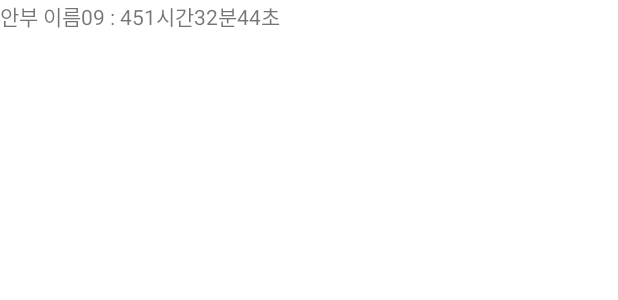
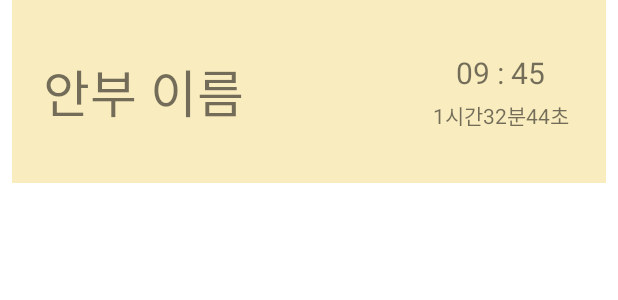
Before and after one commit to Relief-Post-Office/Relief-Post-Office, an Android app: the layout result_recycler.xml on its own in the app's theme, with its tools: preview values and no code run, on a phone screen of 412 x 824 dp. Shown: the top 300 px of the screen. Run offline under Robolectric (Android 15) with nearby library versions, the phone set to English and light mode, and no system bars.

```diff
--- /dev/null
+++ b/app/src/main/res/drawable/background.xml
@@ -0,0 +1,6 @@
+<?xml version="1.0" encoding="utf-8"?>
+<shape xmlns:android="http://schemas.android.com/apk/res/android"
+    android:shape="rectangle">
+    <solid android:color="@color/white" />
+    <corners android:radius="10sp" />
+</shape>
--- a/app/src/main/res/layout/result_recycler.xml
+++ b/app/src/main/res/layout/result_recycler.xml
@@ -1,24 +1,58 @@
 <?xml version="1.0" encoding="utf-8"?>
-<LinearLayout xmlns:android="http://schemas.android.com/apk/res/android"
+<androidx.constraintlayout.widget.ConstraintLayout xmlns:android="http://schemas.android.com/apk/res/android"
+    xmlns:app="http://schemas.android.com/apk/res-auto"
+    xmlns:tools="http://schemas.android.com/tools"
     android:layout_width="match_parent"
-    android:layout_height="50dp"
-    android:orientation="horizontal">
+    android:layout_height="130dp">
+
+    <androidx.constraintlayout.widget.ConstraintLayout
+        android:layout_width="match_parent"
+        android:layout_height="match_parent"
+        android:layout_marginStart="8dp"
+        android:layout_marginEnd="8dp"
+        android:layout_marginBottom="8dp"
+        android:background="#F9ECBF"
+        app:layout_constraintBottom_toBottomOf="parent"
+        app:layout_constraintEnd_toEndOf="parent"
+        app:layout_constraintStart_toStartOf="parent"
+        app:layout_constraintTop_toTopOf="parent">
 
         <TextView
             android:id="@+id/regardName"
             android:layout_width="wrap_content"
             android:layout_height="wrap_content"
-        android:text="안부 이름" />
+            android:text="안부 이름"
+            android:textSize="34sp"
+            app:layout_constraintBottom_toBottomOf="parent"
+            app:layout_constraintEnd_toEndOf="parent"
+            app:layout_constraintHorizontal_bias="0.08"
+            app:layout_constraintStart_toStartOf="parent"
+            app:layout_constraintTop_toTopOf="parent" />
+
+        <LinearLayout
+            android:layout_width="wrap_content"
+            android:layout_height="match_parent"
+            android:gravity="center_horizontal|center_vertical"
+            android:orientation="vertical"
+            app:layout_constraintBottom_toBottomOf="parent"
+            app:layout_constraintEnd_toEndOf="parent"
+            app:layout_constraintHorizontal_bias="0.92"
+            app:layout_constraintStart_toStartOf="parent"
+            app:layout_constraintTop_toTopOf="parent">
 
             <TextView
                 android:id="@+id/alarmTime"
                 android:layout_width="wrap_content"
                 android:layout_height="wrap_content"
-        android:text="09 : 45" />
+                android:text="09 : 45"
+                android:textSize="20sp" />
 
             <TextView
                 android:id="@+id/responseTime"
                 android:layout_width="wrap_content"
                 android:layout_height="wrap_content"
+                android:layout_marginTop="4dp"
                 android:text="1시간32분44초" />
         </LinearLayout>
+    </androidx.constraintlayout.widget.ConstraintLayout>
+</androidx.constraintlayout.widget.ConstraintLayout>
```
Also changed, not shown: app/src/main/res/layout/activity_result.xml (+20 -6 lines). Lines whose indentation alone changed are shown as unchanged.
